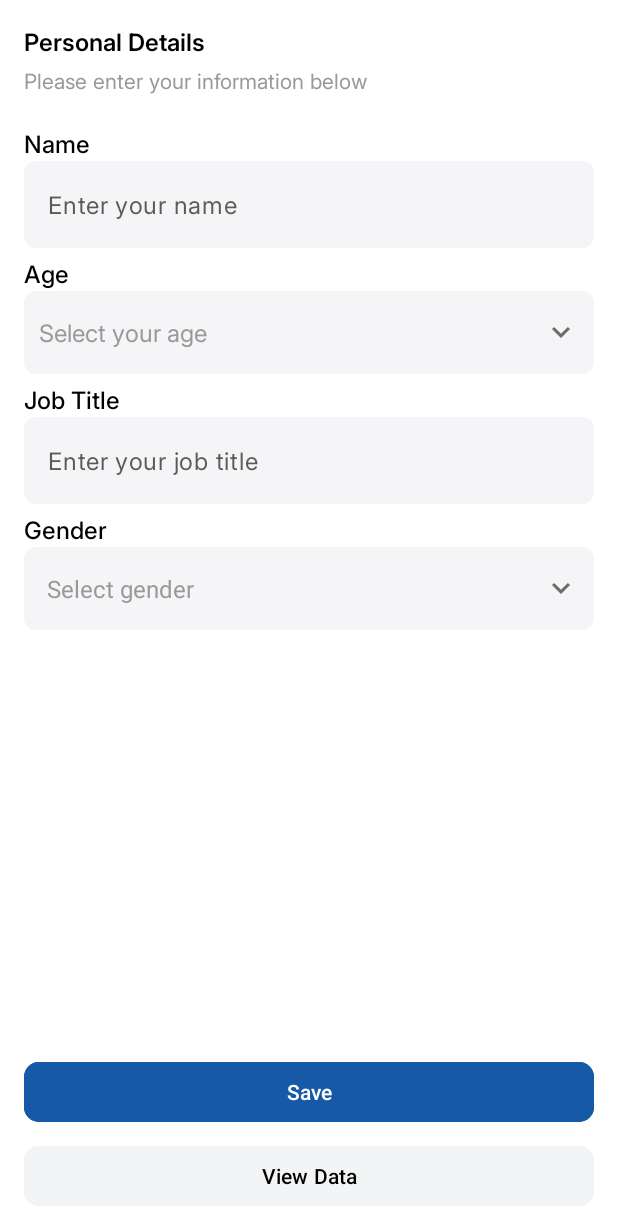
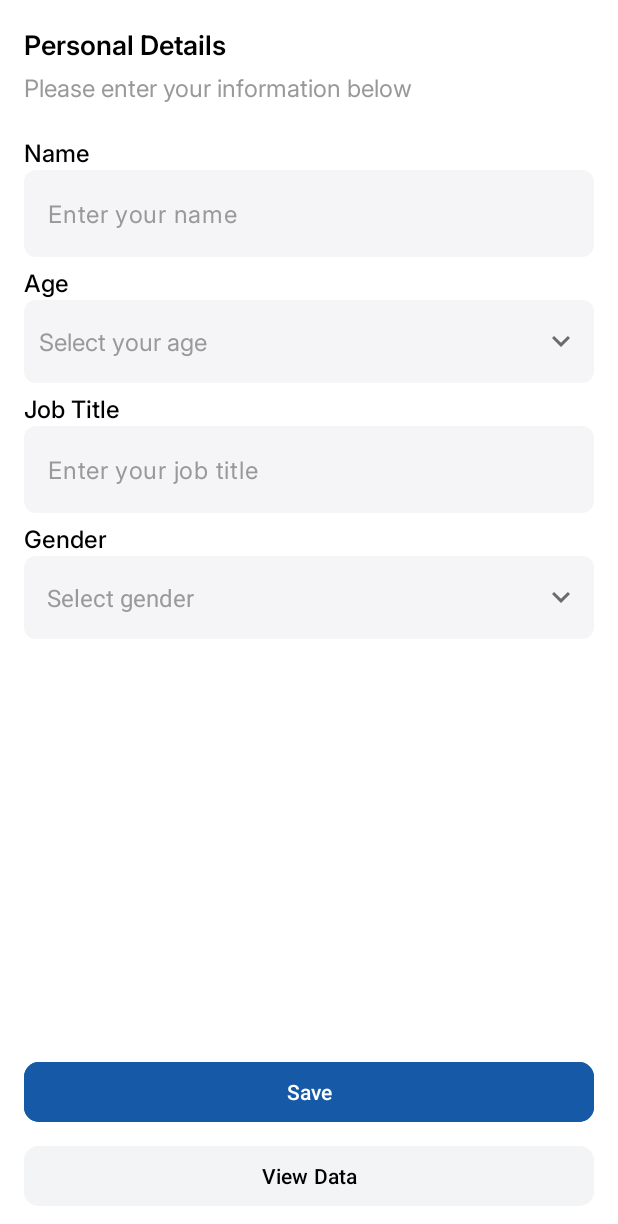
Before and after one commit to MostafaKader56/Modar-Task-Android, an Android app: the screen it shows after launch (MainActivity), on a phone screen of 412 x 824 dp. Shown: the top 1224 px of the screen. Run offline under Robolectric (Android 15) with nearby library versions, the phone set to English and light mode, and no system bars; our stand-ins replace Dagger/Hilt's generated code, Room's generated code.

Commit message:
Some modification in create user fragment

```diff
--- a/app/src/main/res/layout/fragment_create_user.xml
+++ b/app/src/main/res/layout/fragment_create_user.xml
@@ -19,7 +19,7 @@
             android:layout_height="wrap_content"
             android:text="@string/personal_details"
             android:textColor="@color/black"
-            android:textSize="16sp"
+            android:textSize="18sp"
             app:layout_constraintStart_toStartOf="parent"
             app:layout_constraintTop_toTopOf="parent"
             tools:text="Title" />
@@ -32,7 +32,7 @@
             android:layout_marginTop="4dp"
             android:text="@string/please_enter_your_information_below"
             android:textColor="@color/grey_black"
-            android:textSize="14sp"
+            android:textSize="16sp"
             app:layout_constraintStart_toStartOf="parent"
             app:layout_constraintTop_toBottomOf="@id/txt_title"
             tools:text="Subtitle" />
--- a/app/src/main/res/layout/layout_edittext_component.xml
+++ b/app/src/main/res/layout/layout_edittext_component.xml
@@ -33,7 +33,7 @@
             android:layout_height="wrap_content"
             android:gravity="top|start"
             android:textColor="@color/black"
-            android:textColorHint="@color/grey"
+            android:textColorHint="@color/grey_black"
             android:textCursorDrawable="@color/main"
             android:textSize="16sp"
             tools:hint="Edit text hint..."
```
